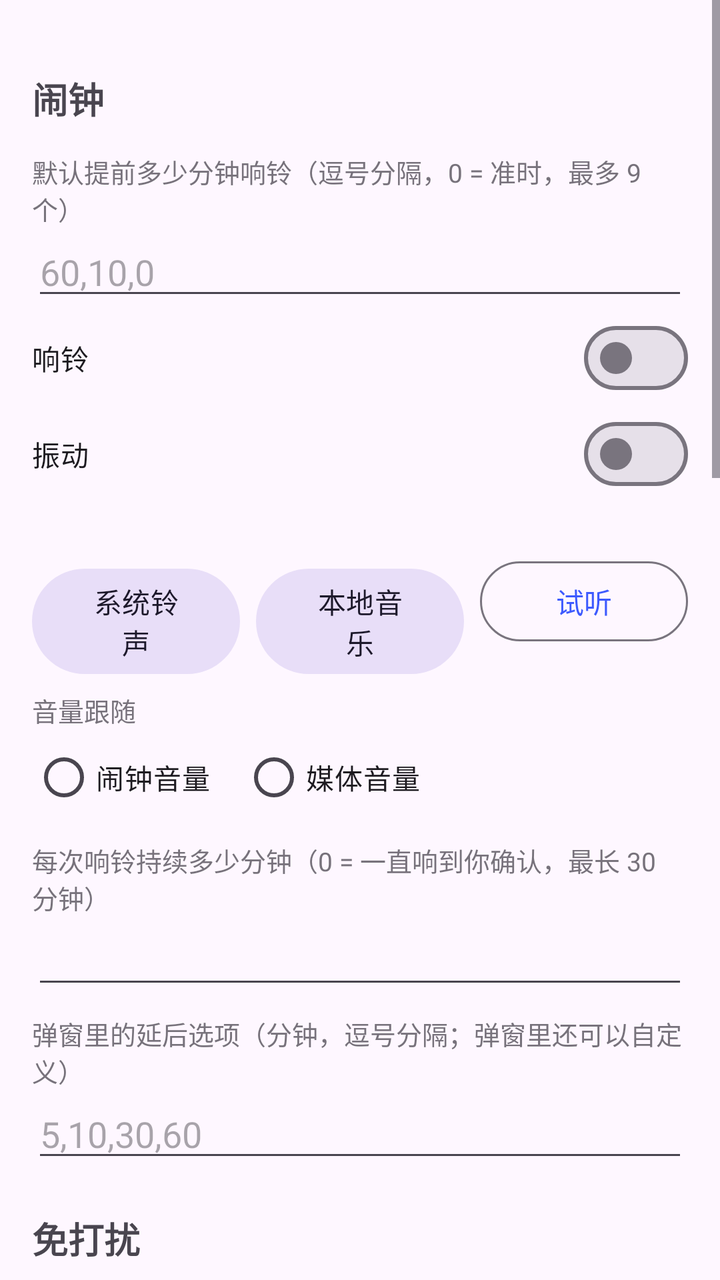
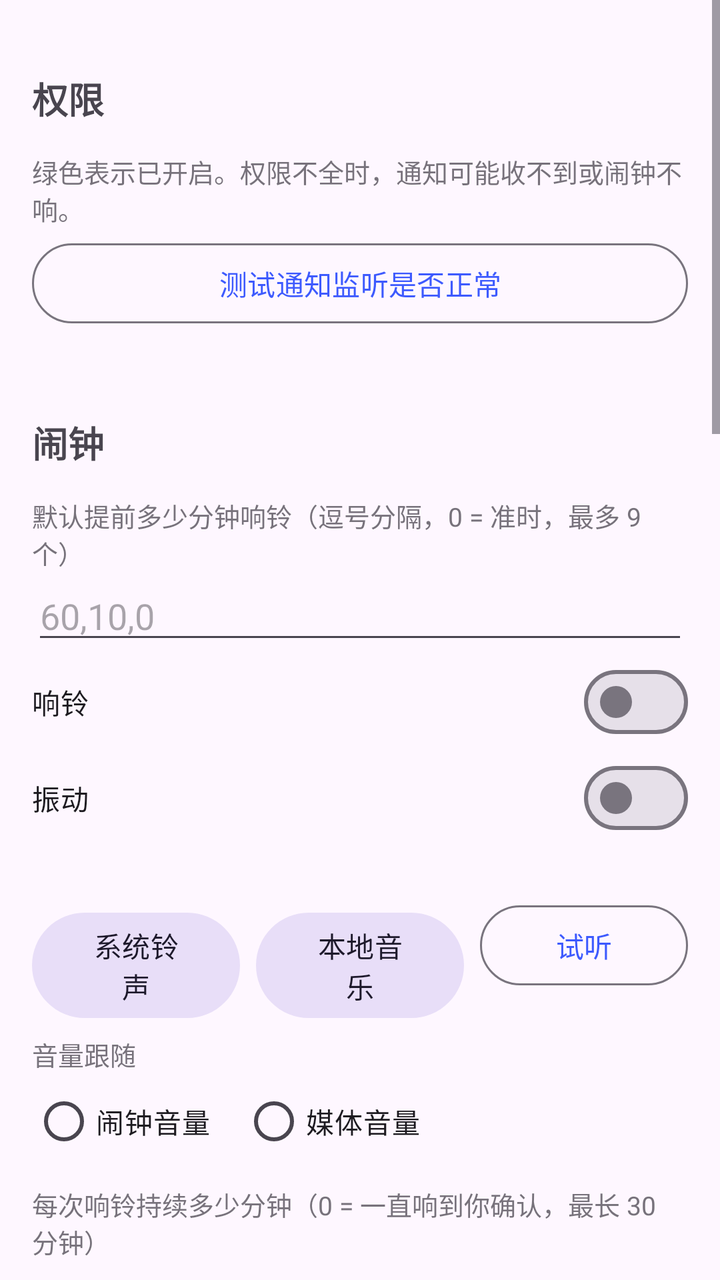

The first picture is an Android layout as it rendered before a commit; the second is the same layout after the commit. The layout source and the unified diff follow.
<!-- AndroidManifest.xml: application theme Theme.NotiAlarm -->
<!-- res/layout/activity_settings.xml -->
<?xml version="1.0" encoding="utf-8"?>
<ScrollView xmlns:android="http://schemas.android.com/apk/res/android"
    android:layout_width="match_parent"
    android:layout_height="match_parent">

    <LinearLayout
        android:layout_width="match_parent"
        android:layout_height="wrap_content"
        android:orientation="vertical"
        android:padding="16dp">

        <TextView
            style="@style/SectionTitle"
            android:text="闹钟" />

        <TextView style="@style/FieldLabel" android:text="默认提前多少分钟响铃（逗号分隔，0 = 准时，最多 9 个）" />

        <EditText
            android:id="@+id/etOffsets"
            android:layout_width="match_parent"
            android:layout_height="wrap_content"
            android:hint="60,10,0"
            android:inputType="text" />

        <com.google.android.material.materialswitch.MaterialSwitch
            android:id="@+id/swSound"
            android:layout_width="match_parent"
            android:layout_height="wrap_content"
            android:text="响铃" />

        <com.google.android.material.materialswitch.MaterialSwitch
            android:id="@+id/swVibrate"
            android:layout_width="match_parent"
            android:layout_height="wrap_content"
            android:text="振动" />

        <TextView
            android:id="@+id/tvSound"
            style="@style/FieldLabel" />

        <LinearLayout
            android:layout_width="match_parent"
            android:layout_height="wrap_content"
            android:orientation="horizontal">

            <Button
                android:id="@+id/btnPickRingtone"
                style="@style/Widget.Material3.Button.TonalButton"
                android:layout_width="0dp"
                android:layout_height="wrap_content"
                android:layout_weight="1"
                android:text="系统铃声" />

            <Button
                android:id="@+id/btnPickMusic"
                style="@style/Widget.Material3.Button.TonalButton"
                android:layout_width="0dp"
                android:layout_height="wrap_content"
                android:layout_marginStart="8dp"
                android:layout_weight="1"
                android:text="本地音乐" />

            <Button
                android:id="@+id/btnPreview"
                style="@style/Widget.Material3.Button.OutlinedButton"
                android:layout_width="0dp"
                android:layout_height="wrap_content"
                android:layout_marginStart="8dp"
                android:layout_weight="1"
                android:text="试听" />
        </LinearLayout>

        <TextView style="@style/FieldLabel" android:text="音量跟随" />

        <RadioGroup
            android:id="@+id/rgVolume"
            android:layout_width="match_parent"
            android:layout_height="wrap_content"
            android:orientation="horizontal">

            <RadioButton
                android:id="@+id/rbAlarmVolume"
                android:layout_width="wrap_content"
                android:layout_height="wrap_content"
                android:text="闹钟音量" />

            <RadioButton
                android:id="@+id/rbMediaVolume"
                android:layout_width="wrap_content"
                android:layout_height="wrap_content"
                android:layout_marginStart="16dp"
                android:text="媒体音量" />
        </RadioGroup>

        <TextView style="@style/FieldLabel" android:text="每次响铃持续多少分钟（0 = 一直响到你确认，最长 30 分钟）" />

        <EditText
            android:id="@+id/etRingMinutes"
            android:layout_width="match_parent"
            android:layout_height="wrap_content"
            android:inputType="number" />

        <TextView style="@style/FieldLabel" android:text="弹窗里的延后选项（分钟，逗号分隔；弹窗里还可以自定义）" />

        <EditText
            android:id="@+id/etSnooze"
            android:layout_width="match_parent"
            android:layout_height="wrap_content"
            android:hint="5,10,30,60"
            android:inputType="text" />

        <TextView
            style="@style/SectionTitle"
            android:text="免打扰" />

        <com.google.android.material.materialswitch.MaterialSwitch
            android:id="@+id/swQuiet"
            android:layout_width="match_parent"
            android:layout_height="wrap_content"
            android:text="开启免打扰时段" />

        <LinearLayout
            android:layout_width="match_parent"
            android:layout_height="wrap_content"
            android:orientation="horizontal">

            <Button
                android:id="@+id/btnQuietStart"
                style="@style/Widget.Material3.Button.OutlinedButton"
                android:layout_width="0dp"
                android:layout_height="wrap_content"
                android:layout_weight="1" />

            <Button
                android:id="@+id/btnQuietEnd"
                style="@style/Widget.Material3.Button.OutlinedButton"
                android:layout_width="0dp"
                android:layout_height="wrap_content"
                android:layout_marginStart="8dp"
                android:layout_weight="1" />
        </LinearLayout>

        <TextView
            style="@style/FieldLabel"
            android:text="落在免打扰时段里的提前提醒：如果时段结束时事件还没开始，改到时段结束时响；如果事件本身就在时段里（比如早上 6 点出发），改到时段开始前（睡前）响。" />

        <com.google.android.material.materialswitch.MaterialSwitch
            android:id="@+id/swQuietKeep"
            android:layout_width="match_parent"
            android:layout_height="wrap_content"
            android:text="事件在免打扰时段里时，“准时”那次仍然响" />

        <TextView
            style="@style/SectionTitle"
            android:text="识别方式" />

        <RadioGroup
            android:id="@+id/rgMode"
            android:layout_width="match_parent"
            android:layout_height="wrap_content">

            <RadioButton
                android:id="@+id/rbHybrid"
                android:layout_width="match_parent"
                android:layout_height="wrap_content"
                android:text="规则优先，识别不了再问大模型（推荐）" />

            <RadioButton
                android:id="@+id/rbLlm"
                android:layout_width="match_parent"
                android:layout_height="wrap_content"
                android:text="大模型优先（更准，更费钱）" />

            <RadioButton
                android:id="@+id/rbRule"
                android:layout_width="match_parent"
                android:layout_height="wrap_content"
                android:text="只用本地规则（离线、免费）" />
        </RadioGroup>

        <TextView
            style="@style/FieldLabel"
            android:text="大模型接口（OpenAI 兼容格式，DeepSeek / 通义千问 / Kimi / 智谱都可以）。只有像是含时间的消息才会发过去。" />

        <EditText
            android:id="@+id/etUrl"
            android:layout_width="match_parent"
            android:layout_height="wrap_content"
            android:hint="https://api.deepseek.com"
            android:inputType="textUri" />

        <EditText
            android:id="@+id/etKey"
            android:layout_width="match_parent"
            android:layout_height="wrap_content"
            android:hint="API Key（sk-…）"
            android:inputType="textPassword" />

        <EditText
            android:id="@+id/etModel"
            android:layout_width="match_parent"
            android:layout_height="wrap_content"
            android:hint="模型名，如 deepseek-chat"
            android:inputType="text" />

        <Button
            android:id="@+id/btnTestLlm"
            style="@style/Widget.Material3.Button.OutlinedButton"
            android:layout_width="wrap_content"
            android:layout_height="wrap_content"
            android:text="测试大模型" />

        <TextView
            style="@style/SectionTitle"
            android:text="黑名单" />

        <TextView
            style="@style/FieldLabel"
            android:text="命中黑名单的通知不会出现在提醒列表里。可以按群聊名称、关键词（正文里包含就算），或按 App 包名屏蔽。" />

        <Spinner
            android:id="@+id/spBlackType"
            android:layout_width="match_parent"
            android:layout_height="wrap_content" />

        <EditText
            android:id="@+id/etBlackValue"
            android:layout_width="match_parent"
            android:layout_height="wrap_content"
            android:hint="群聊名称 / 关键词 / App 包名"
            android:inputType="text" />

        <Button
            android:id="@+id/btnAddBlack"
            style="@style/Widget.Material3.Button.TonalButton"
            android:layout_width="wrap_content"
            android:layout_height="wrap_content"
            android:text="添加黑名单" />

        <TextView
            android:id="@+id/blackStatus"
            android:layout_width="match_parent"
            android:layout_height="wrap_content"
            android:alpha="0.7"
            android:text="还没有黑名单规则"
            android:textSize="12sp" />

        <LinearLayout
            android:id="@+id/blackContainer"
            android:layout_width="match_parent"
            android:layout_height="wrap_content"
            android:orientation="vertical" />

        <TextView
            style="@style/SectionTitle"
            android:text="监听的 App" />

        <com.google.android.material.materialswitch.MaterialSwitch
            android:id="@+id/swMonitorAll"
            android:layout_width="match_parent"
            android:layout_height="wrap_content"
            android:text="监听所有 App（不限于下面勾选的）" />

        <TextView
            android:id="@+id/appsStatus"
            android:layout_width="match_parent"
            android:layout_height="wrap_content"
            android:text="正在读取已安装的 App…" />

        <LinearLayout
            android:id="@+id/appsContainer"
            android:layout_width="match_parent"
            android:layout_height="wrap_content"
            android:orientation="vertical" />

        <Button
            android:id="@+id/btnSave"
            android:layout_width="match_parent"
            android:layout_height="wrap_content"
            android:layout_marginTop="16dp"
            android:text="保存" />
    </LinearLayout>
</ScrollView>
<!-- resources referenced by this layout -->
<resources>
  <style name="FieldLabel">
          <item name="android:layout_width">match_parent</item>
          <item name="android:layout_height">wrap_content</item>
          <item name="android:layout_marginTop">8dp</item>
          <item name="android:alpha">0.75</item>
          <item name="android:textSize">13sp</item>
      </style>
  <style name="SectionTitle">
          <item name="android:layout_width">match_parent</item>
          <item name="android:layout_height">wrap_content</item>
          <item name="android:layout_marginTop">20dp</item>
          <item name="android:layout_marginBottom">6dp</item>
          <item name="android:textSize">18sp</item>
          <item name="android:textStyle">bold</item>
      </style>
  <style name="Theme.NotiAlarm" parent="Theme.Material3.DayNight">
          <item name="colorPrimary">#FF3D5AFE</item>
      </style>
</resources>

<!-- the commit's change to res/layout/activity_settings.xml (unified diff, before → after) -->
@@ -11,6 +11,37 @@
 
         <TextView
             style="@style/SectionTitle"
+            android:text="权限" />
+
+        <TextView
+            style="@style/FieldLabel"
+            android:text="绿色表示已开启。权限不全时，通知可能收不到或闹钟不响。" />
+
+        <LinearLayout
+            android:id="@+id/permContainer"
+            android:layout_width="match_parent"
+            android:layout_height="wrap_content"
+            android:orientation="vertical" />
+
+        <Button
+            android:id="@+id/btnTestListener"
+            style="@style/Widget.Material3.Button.OutlinedButton"
+            android:layout_width="match_parent"
+            android:layout_height="wrap_content"
+            android:layout_marginTop="4dp"
+            android:text="测试通知监听是否正常" />
+
+        <TextView
+            android:id="@+id/tvDiag"
+            android:layout_width="match_parent"
+            android:layout_height="wrap_content"
+            android:layout_marginTop="6dp"
+            android:lineSpacingExtra="2dp"
+            android:textIsSelectable="true"
+            android:textSize="12sp" />
+
+        <TextView
+            style="@style/SectionTitle"
             android:text="闹钟" />
 
         <TextView style="@style/FieldLabel" android:text="默认提前多少分钟响铃（逗号分隔，0 = 准时，最多 9 个）" />
